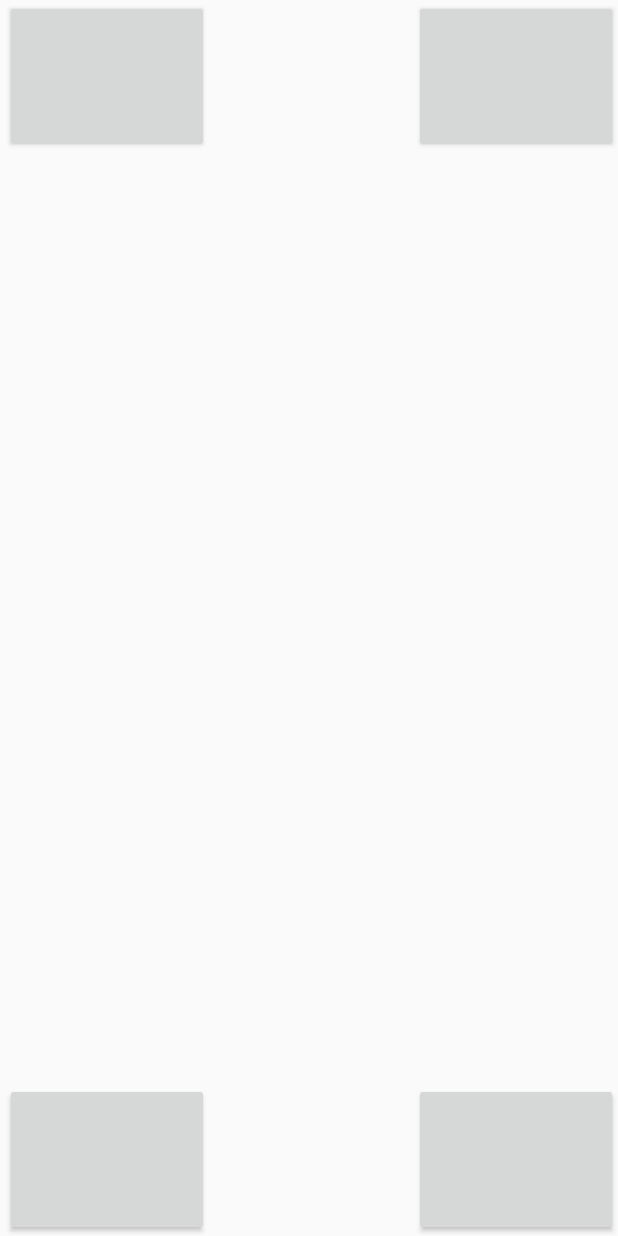
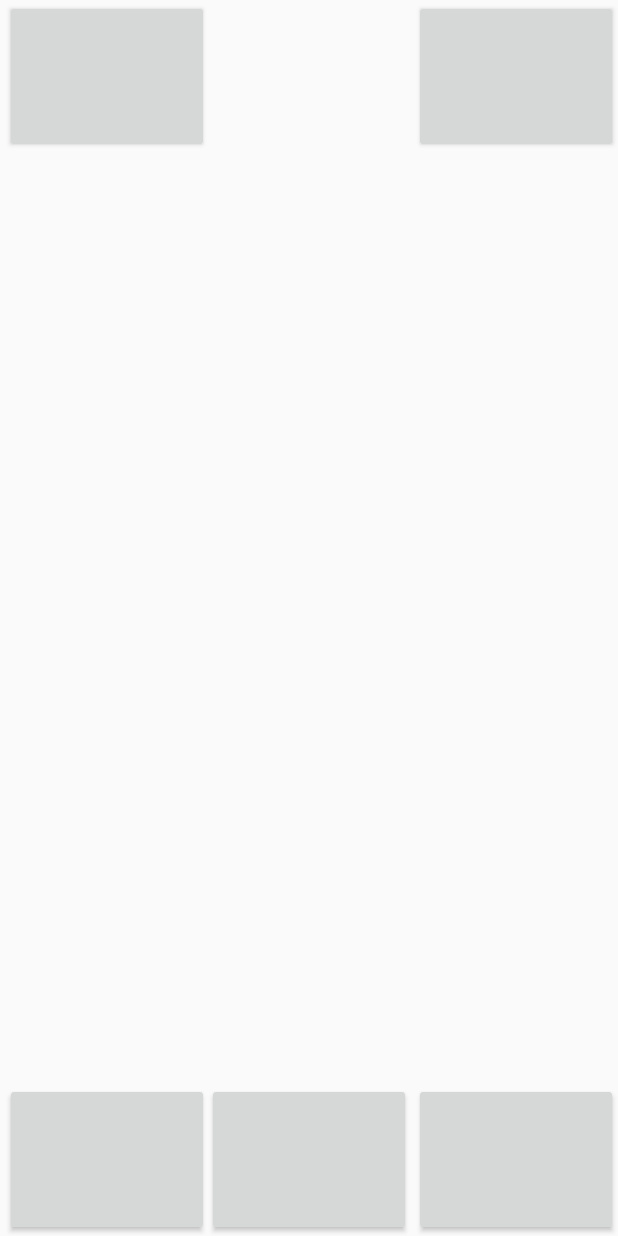
Before and after one commit to Dawid12/PAUMProject, an Android app: the layout activity_main.xml on its own in the app's theme, with its tools: preview values and no code run, on a phone screen of 412 x 824 dp. Run offline under Robolectric (Android 15) with nearby library versions, the phone set to English and light mode, and no system bars.

Commit message:
Time measure button

```diff
--- a/app/src/main/res/layout/activity_main.xml
+++ b/app/src/main/res/layout/activity_main.xml
@@ -66,5 +66,18 @@
         app:layout_constraintVertical_bias="1.0" />
 
 
+    <Button
+        android:id="@+id/timeMeasureButton"
+        android:layout_width="136dp"
+        android:layout_height="102dp"
+        android:layout_marginTop="610dp"
+        app:layout_constraintBottom_toBottomOf="parent"
+        app:layout_constraintEnd_toEndOf="parent"
+        app:layout_constraintHorizontal_bias="0.5"
+        app:layout_constraintStart_toStartOf="parent"
+        app:layout_constraintTop_toTopOf="parent"
+        app:layout_constraintVertical_bias="1.0" />
+
+
 
 </androidx.constraintlayout.widget.ConstraintLayout>
```
